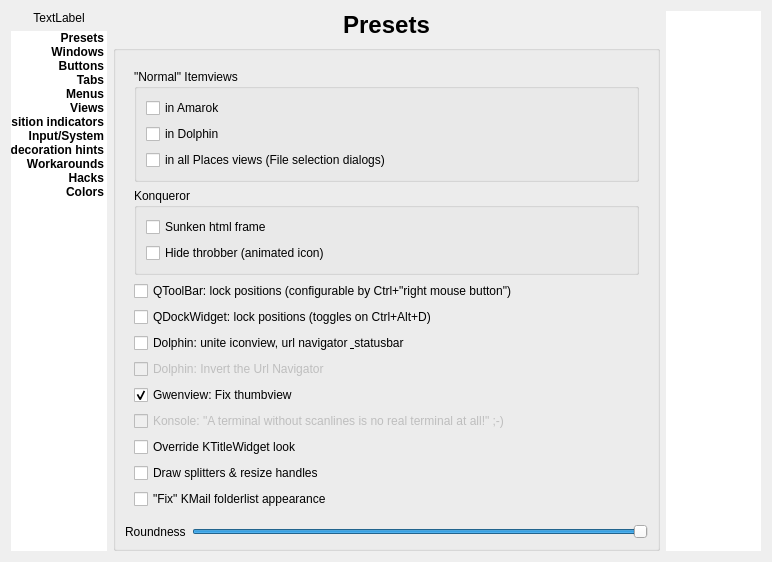
Old version of the form config/config.ui in the repository deiv/bespin-pkg.
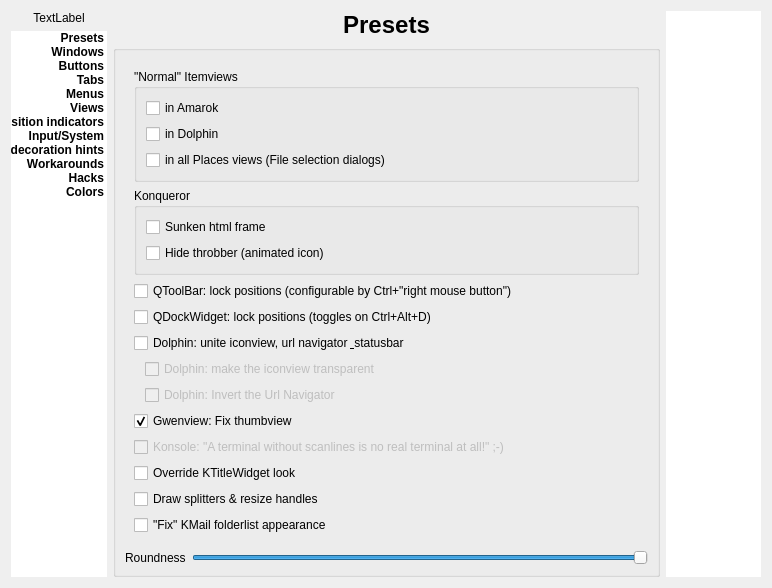
New version of the form. The open tabs and pages were chosen to show the change.

Commit message: add flat dolphin mode 'workaround'

```diff
--- a/config/config.ui
+++ b/config/config.ui
@@ -7,7 +7,7 @@
     <x>0</x>
     <y>0</y>
     <width>772</width>
-    <height>549</height>
+    <height>581</height>
    </rect>
   </property>
   <property name="sizePolicy">
@@ -3151,8 +3151,8 @@
          </layout>
         </widget>
         <widget class="QWidget" name="AppSpecific">
-         <layout class="QVBoxLayout" name="verticalLayout_13">
-          <item>
+         <layout class="QGridLayout" name="gridLayout_12" columnstretch="1,100">
+          <item row="0" column="0" colspan="2">
            <widget class="QGroupBox" name="groupBox_13">
             <property name="title">
              <string>&quot;Normal&quot; Itemviews</string>
@@ -3185,7 +3185,34 @@
             </layout>
            </widget>
           </item>
-          <item>
+          <item row="12" column="1">
+           <spacer name="verticalSpacer_16">
+            <property name="orientation">
+             <enum>Qt::Vertical</enum>
+            </property>
+            <property name="sizeHint" stdset="0">
+             <size>
+              <width>17</width>
+              <height>89</height>
+             </size>
+            </property>
+           </spacer>
+          </item>
+          <item row="11" column="0" colspan="2">
+           <widget class="QCheckBox" name="kmailFolderList">
+            <property name="text">
+             <string>&quot;Fix&quot; KMail folderlist appearance</string>
+            </property>
+           </widget>
+          </item>
+          <item row="9" column="0" colspan="2">
+           <widget class="QCheckBox" name="kTitleWidgets">
+            <property name="text">
+             <string>Override KTitleWidget look</string>
+            </property>
+           </widget>
+          </item>
+          <item row="1" column="0" colspan="2">
            <widget class="QGroupBox" name="groupBox_7">
             <property name="title">
              <string>Konqueror</string>
@@ -3211,38 +3238,7 @@
             </layout>
            </widget>
           </item>
-          <item>
-           <widget class="QCheckBox" name="lockToolbars">
-            <property name="text">
-             <string>QToolBar: lock positions (configurable by Ctrl+&quot;right mouse button&quot;)</string>
-            </property>
-           </widget>
-          </item>
-          <item>
-           <widget class="QCheckBox" name="lockDocks">
-            <property name="text">
-             <string>QDockWidget: lock positions (toggles on Ctrl+Alt+D)</string>
-            </property>
-           </widget>
-          </item>
-          <item>
-           <widget class="QCheckBox" name="hackDolphinIconViews">
-            <property name="text">
-             <string>Dolphin: unite iconview, url navigator &amp; statusbar</string>
-            </property>
-           </widget>
-          </item>
-          <item>
-           <widget class="QCheckBox" name="hackDolphinUrl">
-            <property name="enabled">
-             <bool>false</bool>
-            </property>
-            <property name="text">
-             <string>Dolphin: Invert the Url Navigator</string>
-            </property>
-           </widget>
-          </item>
-          <item>
+          <item row="7" column="0" colspan="2">
            <widget class="QCheckBox" name="hackFixGwenview">
             <property name="text">
              <string>Gwenview: Fix thumbview</string>
@@ -3252,7 +3248,7 @@
             </property>
            </widget>
           </item>
-          <item>
+          <item row="8" column="0" colspan="2">
            <widget class="QCheckBox" name="konsoleScanlines">
             <property name="enabled">
              <bool>false</bool>
@@ -3262,39 +3258,53 @@
             </property>
            </widget>
           </item>
-          <item>
-           <widget class="QCheckBox" name="kTitleWidgets">
-            <property name="text">
-             <string>Override KTitleWidget look</string>
-            </property>
-           </widget>
-          </item>
-          <item>
+          <item row="10" column="0" colspan="2">
            <widget class="QCheckBox" name="drawSplitters">
             <property name="text">
              <string>Draw splitters &amp;&amp; resize handles</string>
             </property>
            </widget>
           </item>
-          <item>
-           <widget class="QCheckBox" name="kmailFolderList">
+          <item row="2" column="0" colspan="2">
+           <widget class="QCheckBox" name="lockToolbars">
             <property name="text">
-             <string>&quot;Fix&quot; KMail folderlist appearance</string>
+             <string>QToolBar: lock positions (configurable by Ctrl+&quot;right mouse button&quot;)</string>
             </property>
            </widget>
           </item>
-          <item>
-           <spacer name="verticalSpacer_16">
-            <property name="orientation">
-             <enum>Qt::Vertical</enum>
+          <item row="3" column="0" colspan="2">
+           <widget class="QCheckBox" name="lockDocks">
+            <property name="text">
+             <string>QDockWidget: lock positions (toggles on Ctrl+Alt+D)</string>
             </property>
-            <property name="sizeHint" stdset="0">
-             <size>
-              <width>17</width>
-              <height>89</height>
-             </size>
+           </widget>
+          </item>
+          <item row="5" column="1">
+           <widget class="QCheckBox" name="hackDolphinIconViewsTransparent">
+            <property name="enabled">
+             <bool>false</bool>
             </property>
-           </spacer>
+            <property name="text">
+             <string>Dolphin: make the iconview transparent</string>
+            </property>
+           </widget>
+          </item>
+          <item row="6" column="1">
+           <widget class="QCheckBox" name="hackDolphinUrl">
+            <property name="enabled">
+             <bool>false</bool>
+            </property>
+            <property name="text">
+             <string>Dolphin: Invert the Url Navigator</string>
+            </property>
+           </widget>
+          </item>
+          <item row="4" column="0" colspan="2">
+           <widget class="QCheckBox" name="hackDolphinIconViews">
+            <property name="text">
+             <string>Dolphin: unite iconview, url navigator &amp; statusbar</string>
+            </property>
+           </widget>
           </item>
          </layout>
         </widget>
```
Left out of the diff: 142 changed lines with no effect on the pictures. The commit also changes 5 other files.
